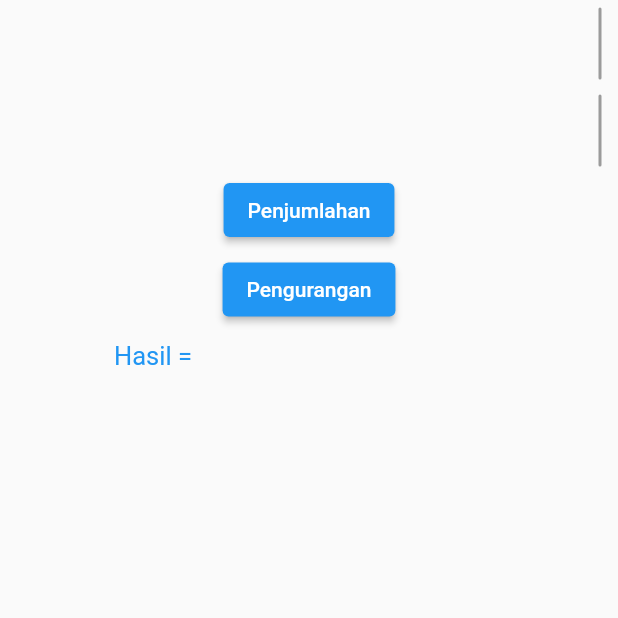
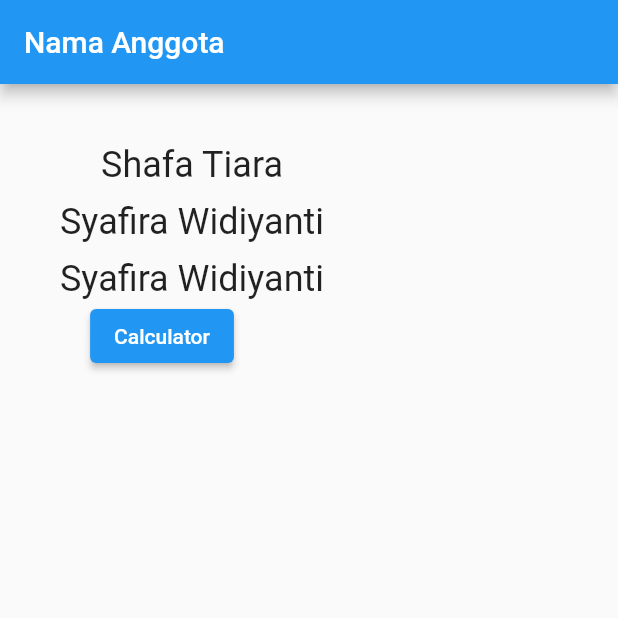
Before and after one commit to lullabymav/simple-calculator-flutter, a Flutter app: the screen it shows after launch, on a phone screen of 412 x 824 dp, the top half of it. Run offline on Flutter 3.47's test engine with Material 2 defaults, Android fonts, the phone set to English and light mode, and no system bars; Roboto replaces fonts that are missing (Times new Roman).

Commit message:
add Name.dart

```diff
--- a/lib/Calculator.dart
+++ b/lib/Calculator.dart
@@ -8,15 +8,22 @@ class Calculator extends StatelessWidget {
     final txtangka1 = TextEditingController();
     final txtangka2 = TextEditingController();
 
-    String hasilakhir = '';
+    int hasilakhir = 0;
+    int? sum;
     //String kurang = '';
+
+    void _setHasil(){
+      setState((){
+        hasilakhir = sum!;
+      });
+    }
 
     onTambah() {
       setState(() {
         var angka1 = int.parse(txtangka1.text);
         var angka2 = int.parse(txtangka2.text);
         var hasil = angka1 + angka2;
-        hasilakhir = hasil.toString();
+        //hasilakhir = hasil.toString();
       });
     };
 
@@ -25,7 +32,7 @@ class Calculator extends StatelessWidget {
         var angka1 = int.parse(txtangka1.text);
         var angka2 = int.parse(txtangka2.text);
         var hasil = angka1 - angka2;
-        hasilakhir = hasil.toString();
+        //hasilakhir = hasil.toString();
       });
     }
 
--- /dev/null
+++ b/lib/Name.dart
@@ -0,0 +1,45 @@
+import 'package:flutter/material.dart';
+import 'package:simple_calculator/Calculator.dart';
+
+void main() => runApp(Name());
+
+class Name extends StatelessWidget {
+  @override
+  Widget build(BuildContext context) {
+    return MaterialApp(
+      home: Scaffold(
+        appBar: AppBar(
+          title: Text('Nama Anggota'),
+        ),
+        body: Column(
+            children: [
+              Padding(padding: EdgeInsets.only(left: 40.0, top: 40),
+                child: Text(
+                  'Shafa Tiara',
+                  style: TextStyle(fontSize: 24),
+                ),
+              ),
+              Padding(padding: EdgeInsets.only(left: 40.0, top: 10),
+                child: Text(
+                  'Syafira Widiyanti',
+                  style: TextStyle(fontSize: 24),
+                ),
+              ),
+              Padding(padding: EdgeInsets.only(left: 40.0, top: 10),
+                child: Text(
+                  'Syafira Widiyanti',
+                  style: TextStyle(fontSize: 24),
+                ),
+              ),
+              ElevatedButton(
+                  onPressed: (){
+                    Navigator.push(context, MaterialPageRoute(builder: (context) => Calculator()));
+                  },
+                  child: new Text('Calculator')
+              ),
+            ]
+        ),
+      ),
+    );
+  }
+}
--- a/lib/main.dart
+++ b/lib/main.dart
@@ -1,5 +1,5 @@
 import 'package:flutter/material.dart';
-import 'package:simple_calculator/Calculator.dart';
+import 'Name.dart';
 
 void main() {
   runApp(const MyApp());
@@ -11,7 +11,7 @@ class MyApp extends StatelessWidget {
   @override
   Widget build(BuildContext context) {
     return MaterialApp(
-      home: Calculator(),
+      home: Name(),
     );
   }
 }
```
